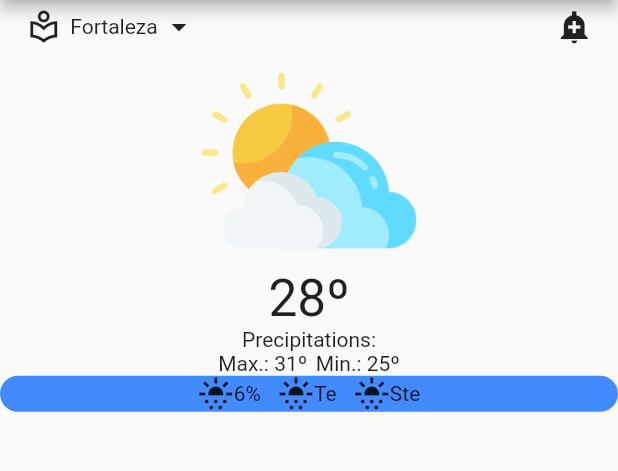
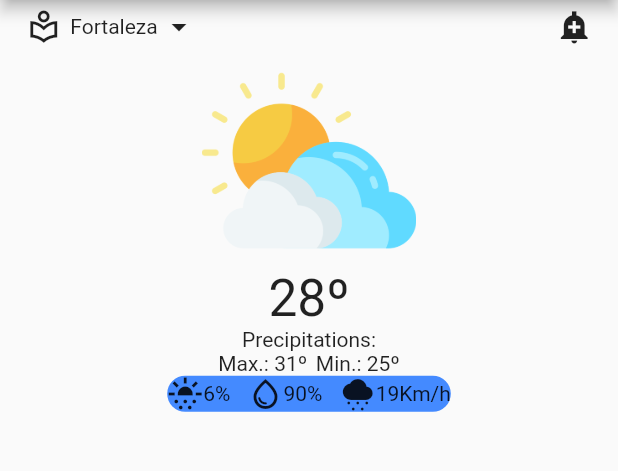
Before and after one commit to EduardoAmorim2/aulaFlutter, a Flutter app: the screen it shows after launch, on a phone screen of 412 x 824 dp, the part 84-555 px from its top. Run offline on Flutter 3.47's test engine with Material 2 defaults, Android fonts, the phone set to English and light mode, and no system bars; our stand-ins replace dio, flutter_screenutil, freezed_annotation, get.

Commit message:
Added news Icons  - Icons like 'sunny_snowing', 'water_drop_outlined' and 'cloudy_snowing' were added.

```diff
--- a/weather_app/lib/home/ui/home_body.dart
+++ b/weather_app/lib/home/ui/home_body.dart
@@ -49,24 +49,24 @@ class HomeBody extends StatelessWidget {
                   Text('Min.: 25º'),
                 ],
               ),
-              Center(
-                child: Container(
+              Container(
                 decoration: BoxDecoration(
                   color: Colors.blueAccent,
-                      borderRadius: BorderRadius.circular(20.w)),
+                  borderRadius: BorderRadius.circular(20.w),
+                ),
                 child: Row(
+                  mainAxisSize: MainAxisSize.min,
                   mainAxisAlignment: MainAxisAlignment.center,
                   children: [
                     Icon(Icons.sunny_snowing),
                     Text('6%'),
                     SizedBox(width: 10.w),
-                      Icon(Icons.sunny_snowing),
-                      Text('Te'),
+                    Icon(Icons.water_drop_outlined),
+                    Text('90%'),
                     SizedBox(width: 10.w),
-                      Icon(Icons.sunny_snowing),
-                      Text('Ste'),
+                    Icon(Icons.cloudy_snowing),
+                    Text('19Km/h'),
                   ],
-                  ),
                 ),
               )
             ],
```
Lines whose indentation alone changed are shown as unchanged.
